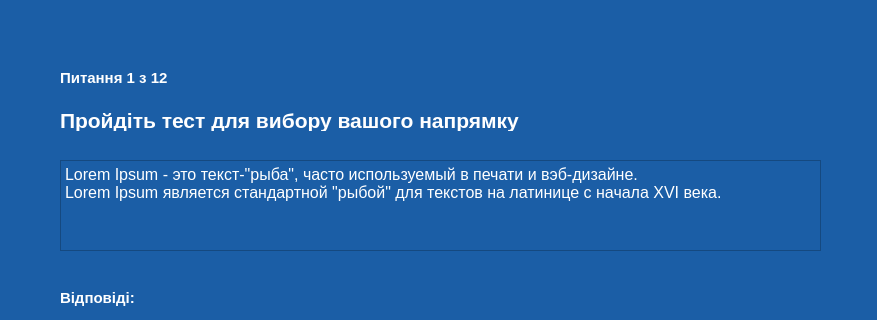
Above: testwindow.ui from admiralbub/oop_course_2020 before the change; both pictures show x 0 to 877 and y 0 to 320 of the 877 by 641 pixel window. Below: the same form after it.
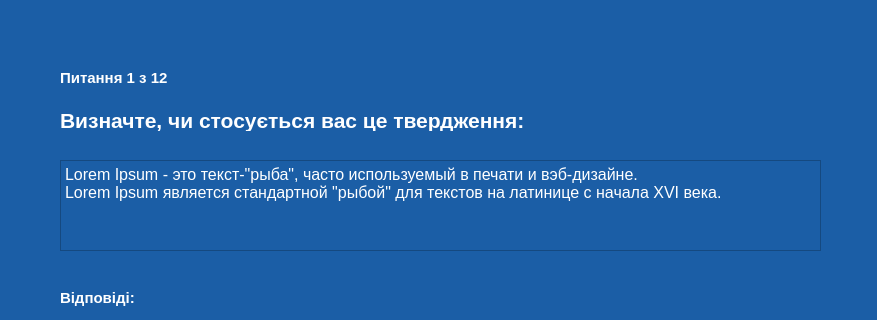
That is the form after the change.

```diff
--- a/testwindow.ui
+++ b/testwindow.ui
@@ -84,7 +84,7 @@
 font-weight:600;</string>
     </property>
     <property name="text">
-     <string>Пройдіть тест для вибору вашого напрямку</string>
+     <string>Визначте, чи стосується вас це твердження:</string>
     </property>
    </widget>
    <widget class="QLabel" name="label_score">
```
